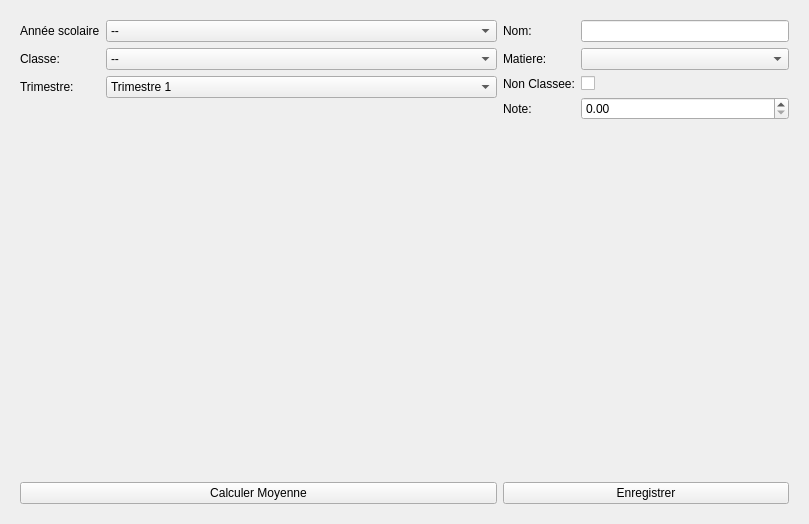
self-root/lycee, file notespage.ui: the form before one commit.
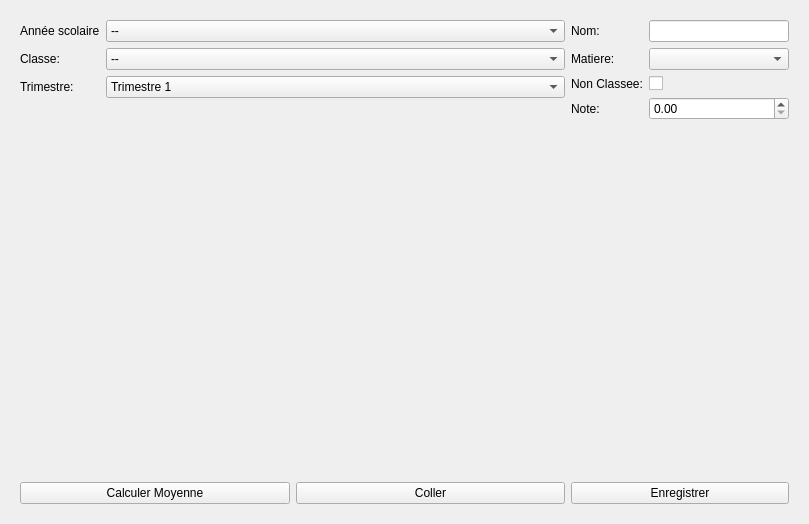
The form after the commit.

```diff
--- a/notespage.ui
+++ b/notespage.ui
@@ -15,7 +15,7 @@
   </property>
   <layout class="QVBoxLayout" name="verticalLayout">
    <item>
-    <layout class="QHBoxLayout" name="horizontalLayout" stretch="10,6">
+    <layout class="QHBoxLayout" name="horizontalLayout" stretch="10,4">
      <property name="leftMargin">
       <number>9</number>
      </property>
@@ -101,6 +101,13 @@
            </property>
           </widget>
          </item>
+         <item>
+          <widget class="QPushButton" name="pasteBtn">
+           <property name="text">
+            <string>Coller</string>
+           </property>
+          </widget>
+         </item>
         </layout>
        </item>
       </layout>
```
